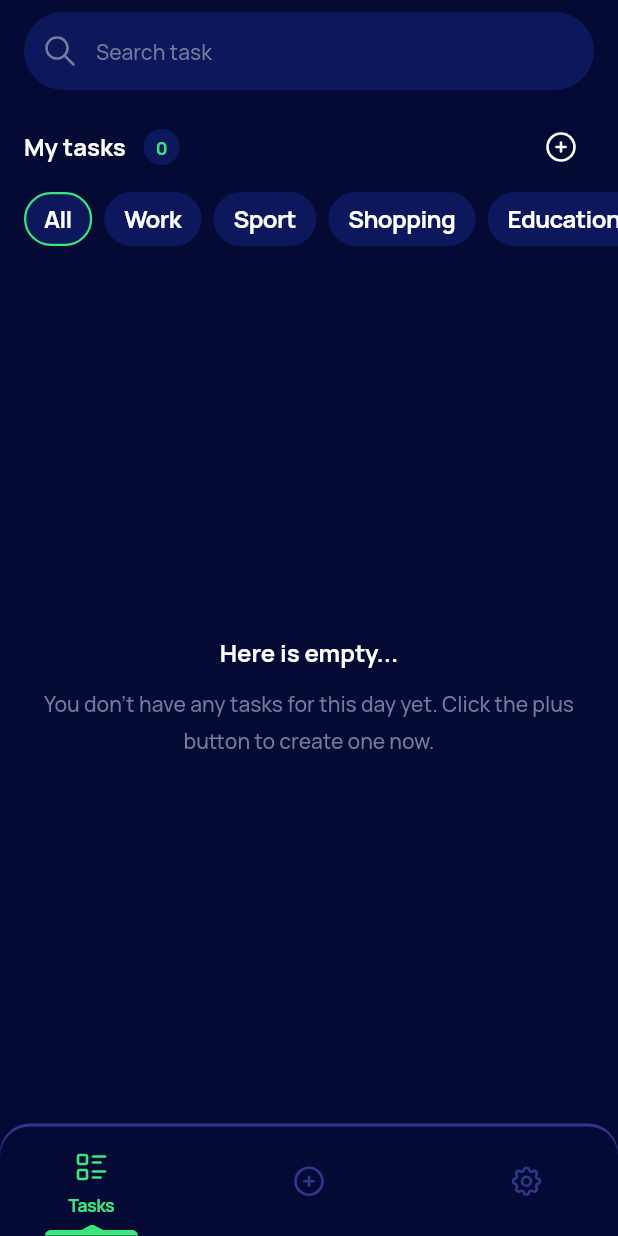
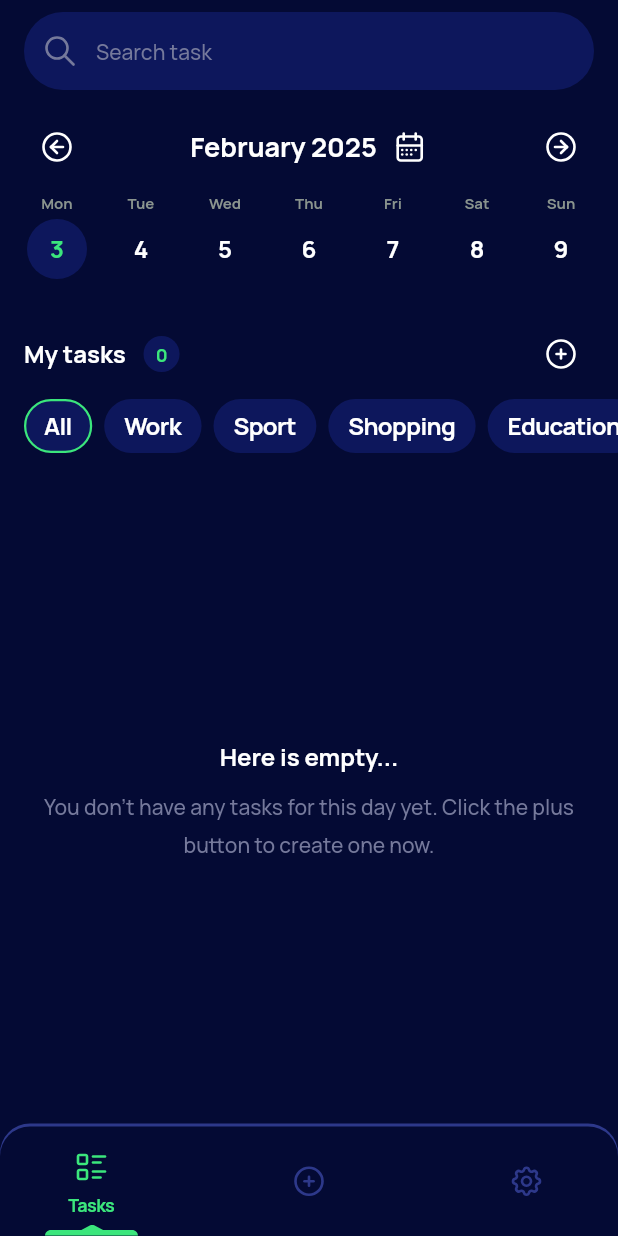
Before and after one commit to kent0505/tasks_test, a Flutter app: the screen it shows after launch, on a phone screen of 412 x 824 dp. Run offline on Flutter 3.47's test engine with Material 3 defaults, Android fonts, the phone set to English and light mode, and no system bars; our stand-ins replace flutter_bloc, flutter_svg, hive_flutter, shared_preferences; accounts and stored records are empty.

Commit message:
week selector

```diff
--- a/lib/pages/tasks_page.dart
+++ b/lib/pages/tasks_page.dart
@@ -11,6 +11,7 @@ import '../widgets/no_data.dart';
 import '../widgets/svg_widget.dart';
 import '../widgets/task_card.dart';
 import '../widgets/txt_field.dart';
+import '../widgets/week_selector.dart';
 
 class TasksPage extends StatelessWidget {
   const TasksPage({super.key});
@@ -30,6 +31,8 @@ class TasksPage extends StatelessWidget {
                 const _SearchedAmount(),
                 const SizedBox(height: 8),
               ] else ...[
+                const WeekSelector(),
+                const SizedBox(height: 16),
                 const _TasksAmount(),
                 const SizedBox(height: 8),
                 SizedBox(
--- a/lib/widgets/week_selector.dart
+++ b/lib/widgets/week_selector.dart
@@ -1,7 +1,10 @@
 import 'package:flutter/material.dart';
-import 'package:intl/intl.dart';
 
 import '../core/app_colors.dart';
+import '../core/hive.dart';
+import '../core/utils.dart';
+import 'button.dart';
+import 'svg_widget.dart';
 
 class WeekSelector extends StatefulWidget {
   const WeekSelector({super.key});
@@ -11,93 +14,161 @@ class WeekSelector extends StatefulWidget {
 }
 
 class _WeekSelectorState extends State<WeekSelector> {
-  late DateTime _monday;
-
-  DateTime _getMonday(DateTime date) {
-    return date.subtract(Duration(days: date.weekday - 1));
-  }
+  DateTime _current = getMondayOfWeek(DateTime.now());
 
   void _changeWeek(int offset) {
     setState(() {
-      _monday = _monday.add(Duration(days: 7 * offset));
+      _current = _current.add(Duration(days: offset * 7));
     });
-  }
-
-  @override
-  void initState() {
-    super.initState();
-    _monday = _getMonday(DateTime.now());
   }
 
   @override
   Widget build(BuildContext context) {
     List<DateTime> weekDays = List.generate(
       7,
-      (index) => _monday.add(Duration(days: index)),
+      (index) => _current.add(Duration(days: index)),
     );
 
-    return Scaffold(
-      body: Column(
-        mainAxisAlignment: MainAxisAlignment.center,
+    return Column(
       children: [
         Row(
-            mainAxisAlignment: MainAxisAlignment.spaceBetween,
           children: [
-              IconButton(
-                icon: const Icon(Icons.arrow_back),
+            const SizedBox(width: 16),
+            Button(
               onPressed: () => _changeWeek(-1),
+              child: const SvgWidget('assets/back.svg'),
             ),
-              IconButton(
-                icon: const Icon(Icons.arrow_forward),
-                onPressed: () => _changeWeek(1),
-              ),
-            ],
-          ),
-          const SizedBox(height: 10),
-          Row(
-            mainAxisAlignment: MainAxisAlignment.spaceEvenly,
-            children: weekDays.map((date) => _dateBox(date)).toList(),
-          ),
-        ],
-      ),
-    );
-  }
-
-  Widget _dateBox(DateTime date) {
-    return Column(
-      children: [
+            const Spacer(),
             Text(
-          DateFormat('EEE').format(date),
+              getMonthYear(_current),
+              textAlign: TextAlign.center,
               style: const TextStyle(
-            color: AppColors.text2,
-            fontSize: 10,
+                color: AppColors.white,
+                fontSize: 18,
                 fontFamily: 'w700',
               ),
             ),
-        const SizedBox(height: 4),
-        Container(
-          height: 40,
-          width: 40,
-          decoration: BoxDecoration(
-            shape: BoxShape.circle,
-            color: date.day == DateTime.now().day
-                ? AppColors.tertiary1
-                : Colors.transparent,
+            const SizedBox(width: 10),
+            const SvgWidget(
+              'assets/calendar.svg',
+              color: AppColors.white,
             ),
-          child: Center(
-            child: Text(
-              date.day.toString(),
-              style: TextStyle(
-                color: date.day == DateTime.now().day
-                    ? AppColors.accent
-                    : AppColors.white,
-                fontSize: 14,
-                fontFamily: 'w700',
+            const Spacer(),
+            Button(
+              onPressed: () => _changeWeek(1),
+              child: const RotatedBox(
+                quarterTurns: 2,
+                child: SvgWidget('assets/back.svg'),
               ),
             ),
+            const SizedBox(width: 16),
+          ],
+        ),
+        const SizedBox(height: 8),
+        const Padding(
+          padding: EdgeInsets.symmetric(horizontal: 16),
+          child: Row(
+            mainAxisAlignment: MainAxisAlignment.spaceBetween,
+            children: [
+              _Weekday('Mon'),
+              _Weekday('Tue'),
+              _Weekday('Wed'),
+              _Weekday('Thu'),
+              _Weekday('Fri'),
+              _Weekday('Sat'),
+              _Weekday('Sun'),
+            ],
+          ),
+        ),
+        const SizedBox(height: 4),
+        Padding(
+          padding: const EdgeInsets.symmetric(horizontal: 16),
+          child: Row(
+            mainAxisAlignment: MainAxisAlignment.spaceBetween,
+            children: weekDays
+                .map((date) => _Day(
+                      date: date,
+                      current: _current,
+                    ))
+                .toList(),
           ),
         ),
       ],
     );
   }
 }
+
+class _Weekday extends StatelessWidget {
+  const _Weekday(this.title);
+
+  final String title;
+
+  @override
+  Widget build(BuildContext context) {
+    return SizedBox(
+      width: 44,
+      child: Center(
+        child: Text(
+          title,
+          style: const TextStyle(
+            color: Color(0xff8A948E),
+            fontSize: 10,
+            fontFamily: 'w700',
+          ),
+        ),
+      ),
+    );
+  }
+}
+
+class _Day extends StatelessWidget {
+  const _Day({required this.date, required this.current});
+
+  final DateTime date;
+  final DateTime current;
+
+  @override
+  Widget build(BuildContext context) {
+    return SizedBox(
+      height: 52,
+      width: 44,
+      child: Column(
+        children: [
+          Container(
+            height: 40,
+            width: 40,
+            decoration: BoxDecoration(
+              shape: BoxShape.circle,
+              color: isToday(date) ? AppColors.tertiary1 : Colors.transparent,
+            ),
+            child: Center(
+              child: Text(
+                date.day.toString(),
+                style: TextStyle(
+                  color: isToday(date)
+                      ? AppColors.accent
+                      : date.month == current.month
+                          ? AppColors.white
+                          : const Color(0xff75799B),
+                  fontSize: 16,
+                  fontFamily: 'w700',
+                ),
+              ),
+            ),
+          ),
+          const SizedBox(height: 4),
+          Container(
+            height: 8,
+            width: 8,
+            decoration: BoxDecoration(
+              shape: BoxShape.circle,
+              color: hasSameDate(tasks, date)
+                  ? AppColors.accent
+                  : Colors.transparent,
+            ),
+          ),
+        ],
+      ),
+    );
+  }
+}
```
Also changed, not shown: lib/core/utils.dart (+38 -0 lines), lib/widgets/date_pick_dialog.dart (+17 -34 lines). Lines whose indentation alone changed are shown as unchanged.
